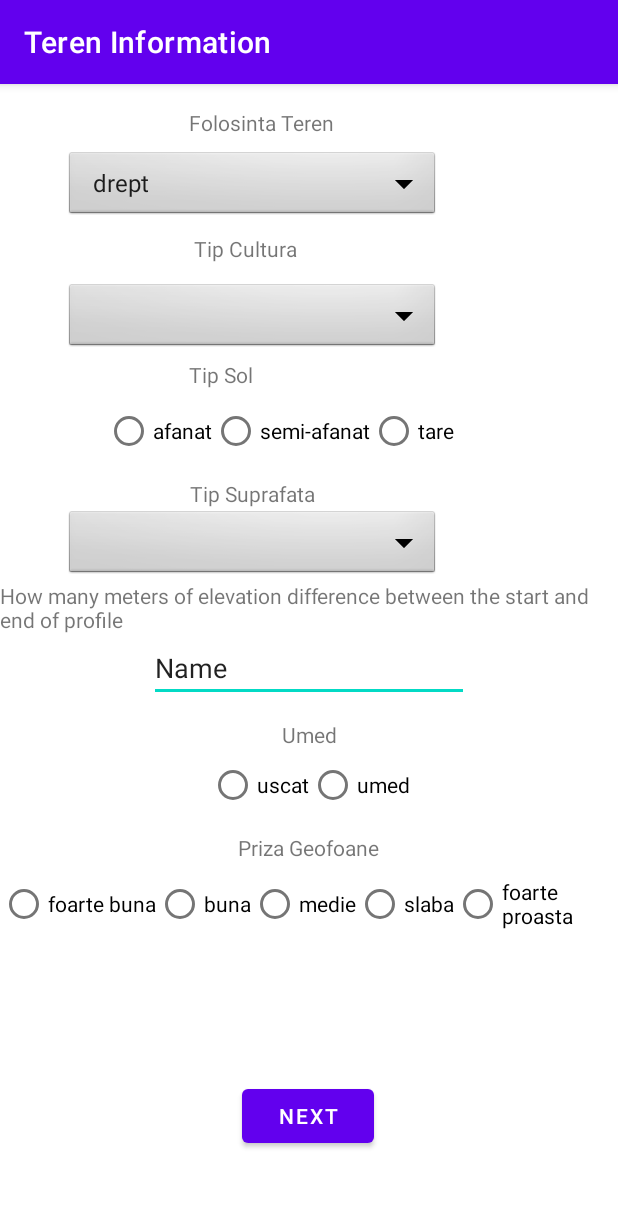
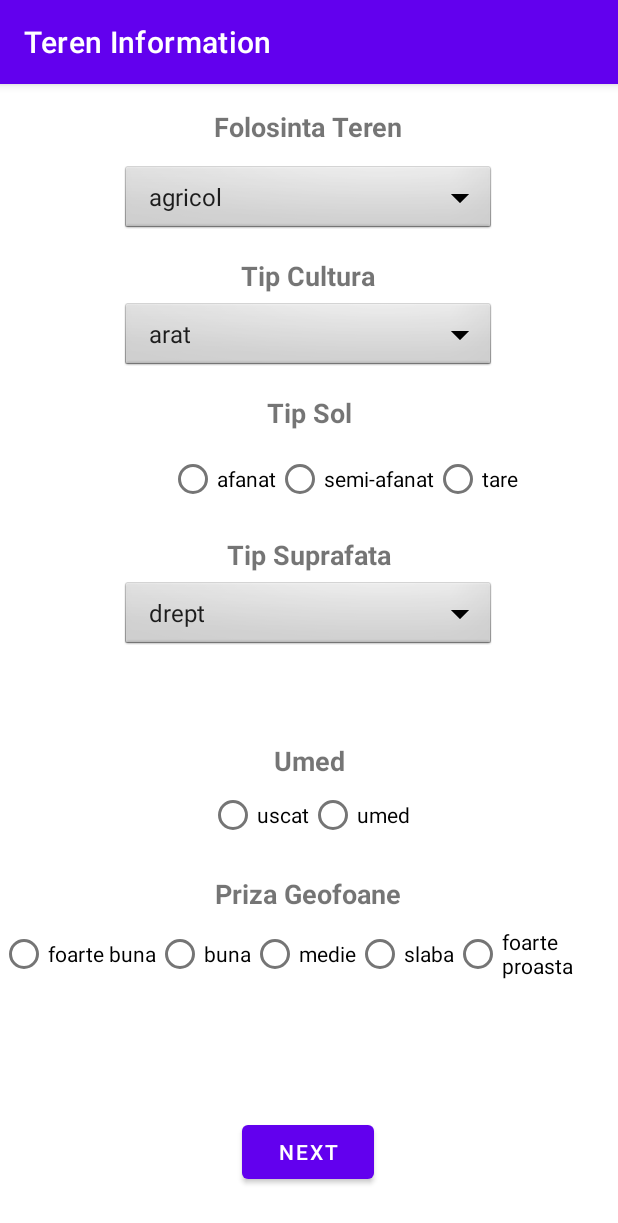
Before and after one commit to MihaiSirbu/Geophysics_Lair, an Android app: the TerenActivity03 screen opened directly, with no data from a screen before it, on a phone screen of 412 x 824 dp. Shown: the top 1223 px of the screen. Run offline under Robolectric (Android 15) with nearby library versions, the phone set to English and light mode, and no system bars.

Commit message:
80% finished work on TerenActivity03, need to add the "Other" option for first 2 spinners and text, and then add it to the next activity's intent to pass data. Fixed database.

```diff
--- a/app/src/main/java/com/example/MishuProject/AddShot02.java
+++ b/app/src/main/java/com/example/MishuProject/AddShot02.java
@@ -57,7 +57,7 @@ public class AddShot02 extends AppCompatActivity {
         }
         actionBar.setDisplayHomeAsUpEnabled(true);
 
-        // RETREIVING EXTRAS FROM PREVIOUS ACTIVITY
+        // RETRIEVING EXTRAS FROM PREVIOUS ACTIVITY
 
         Bundle extras = getIntent().getExtras();
         if (extras != null) {
--- a/app/src/main/java/com/example/MishuProject/TerenActivity03.java
+++ b/app/src/main/java/com/example/MishuProject/TerenActivity03.java
@@ -6,18 +6,33 @@ import androidx.appcompat.app.AppCompatActivity;
 import android.content.Intent;
 import android.os.Bundle;
 import android.view.View;
+import android.widget.AdapterView;
 import android.widget.ArrayAdapter;
 import android.widget.Button;
+import android.widget.EditText;
+import android.widget.RadioButton;
 import android.widget.Spinner;
+import android.widget.TextView;
+import android.widget.Toast;
 
-public class TerenActivity03 extends AppCompatActivity {
+public class TerenActivity03 extends AppCompatActivity implements AdapterView.OnItemSelectedListener {
     private String projectStartTime;
     private String FolosintaTeren;
     private String cultura;
     private String tipSol;
     private String suprafata;
-    private String uscat;
+    private String umed;
     private String priza;
+
+    private TextView elevationChangeTxtView;
+    private EditText elevationmetersEditText;
+
+
+    Spinner dropdownTeren;
+
+    Spinner dropdownCultura;
+
+    Spinner dropdownSuprafata;
 
     String[] terenData;
 
@@ -38,20 +53,38 @@ public class TerenActivity03 extends AppCompatActivity {
             projectStartTime = extras.getString("timeStartKEY");
         }
 
+        // setting up textview and edittext
+
+        elevationChangeTxtView = findViewById(R.id.textViewifSuprafataSelected);
+        elevationmetersEditText = findViewById(R.id.addMetersTExt);
+
+
+
         // setting up spinners
 
-        //get the spinner from the xml.
-        Spinner dropdownTeren = findViewById(R.id.spinnerfolosintateren);
+        dropdownTeren = findViewById(R.id.spinnerfolosintateren);
         ArrayAdapter<CharSequence> adapterteren = ArrayAdapter.createFromResource(this,R.array.folosintaTeren, android.R.layout.simple_spinner_item);
         dropdownTeren.setAdapter(adapterteren);
 
-        Spinner dropdownCultura = findViewById(R.id.spinnerfolosintateren);
+        dropdownCultura = findViewById(R.id.spinnertipCultura);
         ArrayAdapter<CharSequence> adapterCultura = ArrayAdapter.createFromResource(this,R.array.cultura, android.R.layout.simple_spinner_item);
         dropdownCultura.setAdapter(adapterCultura);
 
-        Spinner downdownSuprafata = findViewById(R.id.spinnerfolosintateren);
+        dropdownSuprafata = findViewById(R.id.spinnerSuprafata);
         ArrayAdapter<CharSequence> adapterSuprafata = ArrayAdapter.createFromResource(this,R.array.Suprafata, android.R.layout.simple_spinner_item);
-        downdownSuprafata.setAdapter(adapterSuprafata);
+        dropdownSuprafata.setAdapter(adapterSuprafata);
+
+        dropdownTeren.setOnItemSelectedListener(this);
+        dropdownCultura.setOnItemSelectedListener(this);
+        dropdownSuprafata.setOnItemSelectedListener(this);
+
+        // end of spinners
+
+        // radio groups and buttons
+
+
+
+
 
 
 
@@ -88,10 +121,102 @@ public class TerenActivity03 extends AppCompatActivity {
     // next activity opener
     public void openNextActivity(){
         Intent intent = new Intent(TerenActivity03.this,ZgomotActivity04.class);
-        terenData = new String[] {FolosintaTeren, cultura,tipSol,suprafata,uscat,priza};
+        FolosintaTeren = dropdownTeren.getSelectedItem().toString();
+        cultura = dropdownCultura.getSelectedItem().toString();
+        suprafata = dropdownSuprafata.getSelectedItem().toString();
+        terenData = new String[] {FolosintaTeren, cultura,tipSol,suprafata,umed,priza};
 
         intent.putExtra("timeStartKEY",projectStartTime);
         intent.putExtra("terenData", terenData);
         startActivity(intent);
     }
+
+
+    @Override
+    public void onItemSelected(AdapterView<?> adapterView, View view, int i, long l) {
+        String text = adapterView.getItemAtPosition(i).toString();
+        if(text.equals("schimbare de elevatie")){
+            elevationChangeTxtView.setVisibility(View.VISIBLE);
+            elevationmetersEditText.setVisibility(View.VISIBLE);
+
+        }
+        else{
+            elevationChangeTxtView.setVisibility(View.INVISIBLE);
+            elevationmetersEditText.setVisibility(View.INVISIBLE);
+
+        }
+    }
+
+    @Override
+    public void onNothingSelected(AdapterView<?> adapterView) {
+
+    }
+
+    public void onRadioButtonClickedTIPSOL(View view) {
+        // Is the button now checked?
+        boolean checked = ((RadioButton) view).isChecked();
+
+        // Check which radio button was clicked
+        switch(view.getId()) {
+            case R.id.afanat:
+                if (checked)
+                    tipSol = "afanat";
+                    break;
+            case R.id.semiAfanat:
+                if (checked)
+                    tipSol = "semi-afanat";
+                    break;
+            case R.id.tare:
+                if (checked)
+                    tipSol = "tare";
+                    break;
+        }
+    }
+
+    public void onRadioButtonClickedUmed(View view) {
+        // Is the button now checked?
+        boolean checked = ((RadioButton) view).isChecked();
+
+        // Check which radio button was clicked
+        switch(view.getId()) {
+            case R.id.uscatButton:
+                if (checked)
+                    umed = "uscat";
+                break;
+            case R.id.umedButton:
+                if (checked)
+                    umed = "umed";
+                break;
+
+        }
+    }
+
+    public void onRadioButtonClickedPriza(View view) {
+        // Is the button now checked?
+        boolean checked = ((RadioButton) view).isChecked();
+
+        // Check which radio button was clicked
+        switch(view.getId()) {
+            case R.id.foartebunbutton:
+                if (checked)
+                    priza = "foarte buna";
+                break;
+            case R.id.bunbutton:
+                if (checked)
+                    priza = "buna";
+                break;
+            case R.id.mediumbutton:
+                if (checked)
+                    priza = "medie";
+                break;
+            case R.id.slabbutton:
+                if (checked)
+                    priza = "slaba";
+                break;
+            case R.id.foarteproastbutton:
+                if (checked)
+                    priza = "foarte proasta";
+                break;
+        }
+    }
 }
--- a/app/src/main/res/layout/activity_teren03.xml
+++ b/app/src/main/res/layout/activity_teren03.xml
@@ -11,21 +11,96 @@
         android:id="@+id/tipSolTextView"
         android:layout_width="wrap_content"
         android:layout_height="wrap_content"
-        android:layout_marginTop="4dp"
+        android:layout_marginTop="14dp"
         android:text="Tip Sol"
+        android:textSize="18dp"
+        android:textStyle="bold"
         app:layout_constraintEnd_toEndOf="parent"
-        app:layout_constraintHorizontal_bias="0.342"
         app:layout_constraintStart_toStartOf="parent"
         app:layout_constraintTop_toBottomOf="@+id/spinnertipCultura" />
+
+    <TextView
+        android:id="@+id/tipCulturaTextView"
+        android:layout_width="wrap_content"
+        android:layout_height="wrap_content"
+        android:layout_marginTop="14dp"
+        android:text="Tip Cultura"
+        android:textSize="18dp"
+        android:textStyle="bold"
+        app:layout_constraintEnd_toEndOf="parent"
+        app:layout_constraintHorizontal_bias="0.498"
+        app:layout_constraintStart_toStartOf="parent"
+        app:layout_constraintTop_toBottomOf="@+id/spinnerfolosintateren" />
+
+    <Spinner
+        android:id="@+id/spinnerSuprafata"
+        android:layout_width="250dp"
+        android:layout_height="wrap_content"
+        android:layout_marginTop="4dp"
+        android:background="@android:drawable/btn_dropdown"
+        android:spinnerMode="dropdown"
+        app:layout_constraintEnd_toEndOf="parent"
+        app:layout_constraintHorizontal_bias="0.496"
+        app:layout_constraintStart_toStartOf="parent"
+        app:layout_constraintTop_toBottomOf="@+id/tipSuprafataTextView" />
+
+    <Spinner
+        android:id="@+id/spinnerfolosintateren"
+        android:layout_width="250dp"
+        android:layout_height="wrap_content"
+        android:layout_marginTop="12dp"
+        android:background="@android:drawable/btn_dropdown"
+        android:spinnerMode="dropdown"
+        app:layout_constraintEnd_toEndOf="parent"
+        app:layout_constraintHorizontal_bias="0.496"
+        app:layout_constraintStart_toStartOf="parent"
+        app:layout_constraintTop_toBottomOf="@+id/folosintaTerenTextview" />
+
+    <Spinner
+        android:id="@+id/spinnertipCultura"
+        android:layout_width="250dp"
+        android:layout_height="wrap_content"
+        android:layout_marginTop="4dp"
+        android:background="@android:drawable/btn_dropdown"
+        android:spinnerMode="dropdown"
+        app:layout_constraintEnd_toEndOf="parent"
+        app:layout_constraintHorizontal_bias="0.496"
+        app:layout_constraintStart_toStartOf="parent"
+        app:layout_constraintTop_toBottomOf="@+id/tipCulturaTextView" />
+
+    <TextView
+        android:id="@+id/folosintaTerenTextview"
+        android:layout_width="wrap_content"
+        android:layout_height="wrap_content"
+        android:layout_marginTop="16dp"
+        android:text="Folosinta Teren"
+        android:textSize="18dp"
+        android:textStyle="bold"
+        app:layout_constraintEnd_toEndOf="parent"
+        app:layout_constraintHorizontal_bias="0.498"
+        app:layout_constraintStart_toStartOf="parent"
+        app:layout_constraintTop_toTopOf="parent" />
+
+    <TextView
+        android:id="@+id/tipSuprafataTextView"
+        android:layout_width="wrap_content"
+        android:layout_height="wrap_content"
+        android:layout_marginTop="14dp"
+        android:text="Tip Suprafata"
+        android:textSize="18dp"
+        android:textStyle="bold"
+        app:layout_constraintEnd_toEndOf="parent"
+        app:layout_constraintStart_toStartOf="parent"
+        app:layout_constraintTop_toBottomOf="@+id/radioGroup2" />
 
     <RadioGroup
         android:id="@+id/radioGroup2"
         android:layout_width="wrap_content"
         android:layout_height="wrap_content"
-        android:layout_marginTop="4dp"
+        android:layout_marginTop="8dp"
         android:orientation="horizontal"
         app:layout_constraintEnd_toEndOf="parent"
-        app:layout_constraintHorizontal_bias="0.392"
+        app:layout_constraintHorizontal_bias="0.63"
         app:layout_constraintStart_toStartOf="parent"
         app:layout_constraintTop_toBottomOf="@+id/tipSolTextView">
 
@@ -34,60 +109,29 @@
             android:layout_width="match_parent"
             android:layout_height="wrap_content"
             android:gravity="center"
+            android:onClick="onRadioButtonClickedTIPSOL"
             android:text="afanat" />
 
         <RadioButton
             android:id="@+id/semiAfanat"
             android:layout_width="match_parent"
             android:layout_height="wrap_content"
+            android:onClick="onRadioButtonClickedTIPSOL"
             android:text="semi-afanat" />
 
         <RadioButton
             android:id="@+id/tare"
             android:layout_width="match_parent"
             android:layout_height="wrap_content"
+            android:onClick="onRadioButtonClickedTIPSOL"
             android:text="tare" />
     </RadioGroup>
-
-    <TextView
-        android:id="@+id/tipSuprafataTextView"
-        android:layout_width="wrap_content"
-        android:layout_height="wrap_content"
-        android:layout_marginTop="8dp"
-        android:text="Tip Suprafata"
-        app:layout_constraintEnd_toEndOf="parent"
-        app:layout_constraintHorizontal_bias="0.386"
-        app:layout_constraintStart_toStartOf="parent"
-        app:layout_constraintTop_toBottomOf="@+id/radioGroup2" />
-
-    <TextView
-        android:id="@+id/tipCulturaTextView"
-        android:layout_width="wrap_content"
-        android:layout_height="wrap_content"
-        android:layout_marginTop="8dp"
-        android:text="Tip Cultura"
-        app:layout_constraintEnd_toEndOf="parent"
-        app:layout_constraintHorizontal_bias="0.376"
-        app:layout_constraintStart_toStartOf="parent"
-        app:layout_constraintTop_toBottomOf="@+id/spinnerfolosintateren" />
-
-    <Spinner
-        android:id="@+id/spinnertipCultura"
-        android:layout_width="250dp"
-        android:layout_height="wrap_content"
-        android:layout_marginTop="12dp"
-        android:background="@android:drawable/btn_dropdown"
-        android:spinnerMode="dropdown"
-        app:layout_constraintEnd_toEndOf="parent"
-        app:layout_constraintHorizontal_bias="0.267"
-        app:layout_constraintStart_toStartOf="parent"
-        app:layout_constraintTop_toBottomOf="@+id/tipCulturaTextView" />
 
     <Button
         android:id="@+id/NextButton"
         android:layout_width="wrap_content"
         android:layout_height="wrap_content"
-        android:layout_marginBottom="56dp"
+        android:layout_marginBottom="32dp"
         android:text="Next"
         app:layout_constraintBottom_toBottomOf="parent"
         app:layout_constraintEnd_toEndOf="parent"
@@ -95,57 +139,37 @@
         app:layout_constraintStart_toStartOf="parent" />
 
     <TextView
-        android:id="@+id/folosintaTerenTextview"
-        android:layout_width="wrap_content"
-        android:layout_height="wrap_content"
-        android:layout_marginTop="16dp"
-        android:text="Folosinta Teren"
-        app:layout_constraintEnd_toEndOf="parent"
-        app:layout_constraintHorizontal_bias="0.4"
-        app:layout_constraintStart_toStartOf="parent"
-        app:layout_constraintTop_toTopOf="parent" />
-
-    <Spinner
-        android:id="@+id/spinnerfolosintateren"
-        android:layout_width="250dp"
-        android:layout_height="wrap_content"
-        android:layout_marginTop="8dp"
-        android:background="@android:drawable/btn_dropdown"
-        android:spinnerMode="dropdown"
-        app:layout_constraintEnd_toEndOf="parent"
-        app:layout_constraintHorizontal_bias="0.267"
-        app:layout_constraintStart_toStartOf="parent"
-        app:layout_constraintTop_toBottomOf="@+id/folosintaTerenTextview" />
-
-    <TextView
         android:id="@+id/textViewifSuprafataSelected"
-        android:layout_width="wrap_content"
+        android:layout_width="200dp"
         android:layout_height="wrap_content"
         android:text="How many meters of elevation difference between the start and end of profile"
-        app:layout_constraintEnd_toEndOf="parent"
         app:layout_constraintStart_toStartOf="parent"
-        app:layout_constraintTop_toBottomOf="@+id/spinner7" />
+        app:layout_constraintTop_toBottomOf="@+id/spinnerSuprafata" />
 
     <EditText
         android:id="@+id/addMetersTExt"
         android:layout_width="wrap_content"
         android:layout_height="wrap_content"
+        android:layout_marginStart="2dp"
         android:ems="10"
         android:inputType="textPersonName"
-        android:text="Name"
+
         app:layout_constraintEnd_toEndOf="parent"
-        app:layout_constraintStart_toStartOf="parent"
-        app:layout_constraintTop_toBottomOf="@+id/textViewifSuprafataSelected" />
+        app:layout_constraintStart_toEndOf="@+id/textViewifSuprafataSelected"
+        app:layout_constraintTop_toBottomOf="@+id/spinnerSuprafata"
+        app:suffixText="meters" />
 
     <TextView
         android:id="@+id/textView6"
         android:layout_width="wrap_content"
         android:layout_height="wrap_content"
-        android:layout_marginTop="12dp"
+        android:layout_marginTop="60dp"
         android:text="Umed"
+        android:textStyle="bold"
+        android:textSize="18dp"
         app:layout_constraintEnd_toEndOf="parent"
         app:layout_constraintStart_toStartOf="parent"
-        app:layout_constraintTop_toBottomOf="@+id/addMetersTExt" />
+        app:layout_constraintTop_toBottomOf="@+id/spinnerSuprafata" />
 
     <RadioGroup
         android:id="@+id/radioGroup3"
@@ -161,12 +185,14 @@
             android:id="@+id/uscatButton"
             android:layout_width="match_parent"
             android:layout_height="wrap_content"
+            android:onClick="onRadioButtonClickedUmed"
             android:text="uscat" />
 
         <RadioButton
             android:id="@+id/umedButton"
             android:layout_width="match_parent"
             android:layout_height="wrap_content"
+            android:onClick="onRadioButtonClickedUmed"
             android:text="umed" />
     </RadioGroup>
 
@@ -174,8 +200,10 @@
         android:id="@+id/textView7"
         android:layout_width="wrap_content"
         android:layout_height="wrap_content"
-        android:layout_marginTop="8dp"
+        android:layout_marginTop="16dp"
         android:text="Priza Geofoane"
+        android:textSize="18dp"
+        android:textStyle="bold"
         app:layout_constraintEnd_toEndOf="parent"
         app:layout_constraintHorizontal_bias="0.498"
         app:layout_constraintStart_toStartOf="parent"
@@ -195,42 +223,37 @@
             android:id="@+id/foartebunbutton"
             android:layout_width="match_parent"
             android:layout_height="wrap_content"
+            android:onClick="onRadioButtonClickedPriza"
+
             android:text="foarte buna" />
 
         <RadioButton
             android:id="@+id/bunbutton"
             android:layout_width="match_parent"
             android:layout_height="wrap_content"
+            android:onClick="onRadioButtonClickedPriza"
             android:text="buna" />
 
         <RadioButton
             android:id="@+id/mediumbutton"
             android:layout_width="match_parent"
             android:layout_height="wrap_content"
+            android:onClick="onRadioButtonClickedPriza"
             android:text="medie" />
 
         <RadioButton
             android:id="@+id/slabbutton"
             android:layout_width="match_parent"
             android:layout_height="wrap_content"
+            android:onClick="onRadioButtonClickedPriza"
             android:text="slaba" />
 
         <RadioButton
             android:id="@+id/foarteproastbutton"
             android:layout_width="match_parent"
             android:layout_height="match_parent"
+            android:onClick="onRadioButtonClickedPriza"
             android:text="foarte proasta" />
     </RadioGroup>
 
-    <Spinner
-        android:id="@+id/spinner7"
-        android:layout_width="250dp"
-        android:layout_height="wrap_content"
-        android:background="@android:drawable/btn_dropdown"
-        android:spinnerMode="dropdown"
-        app:layout_constraintEnd_toEndOf="parent"
-        app:layout_constraintHorizontal_bias="0.267"
-        app:layout_constraintStart_toStartOf="parent"
-        app:layout_constraintTop_toBottomOf="@+id/tipSuprafataTextView" />
-
 </androidx.constraintlayout.widget.ConstraintLayout>
--- a/app/src/main/res/values/strings.xml
+++ b/app/src/main/res/values/strings.xml
@@ -24,7 +24,8 @@
         <item>necultivat</item>
         <item>lastaris</item>
         <item>padure</item>
-        <item>mlaastina</item>
+        <item>mlastina</item>
+        <item>Other</item>
     </string-array>
 
     <string-array name="cultura">
@@ -36,6 +37,7 @@
         <item>iarba mica</item>
         <item>iarba inalta</item>
         <item>arbusti mici/boscheti</item>
+        <item>Other</item>
     </string-array>
 
     <string-array name="sol">
```
Also changed, not shown: app/src/main/java/com/example/MishuProject/MainActivity01.java (+8 -0 lines).
